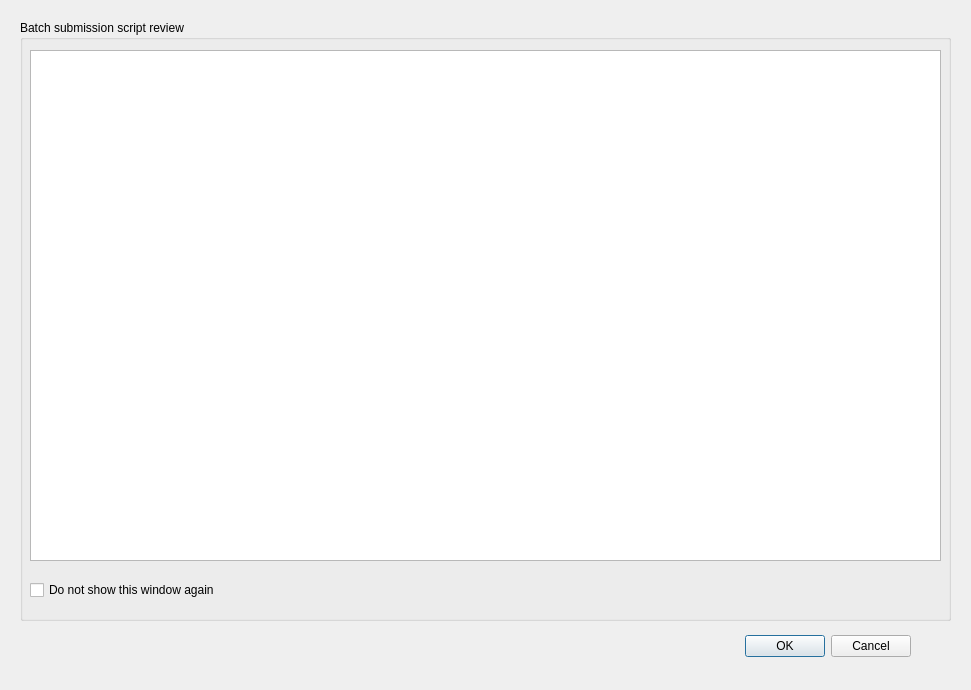
This is guifold/ui/queue_submit.ui in fmi-basel/GUIFold as Qt 5 draws it before an edit. The edited form follows.
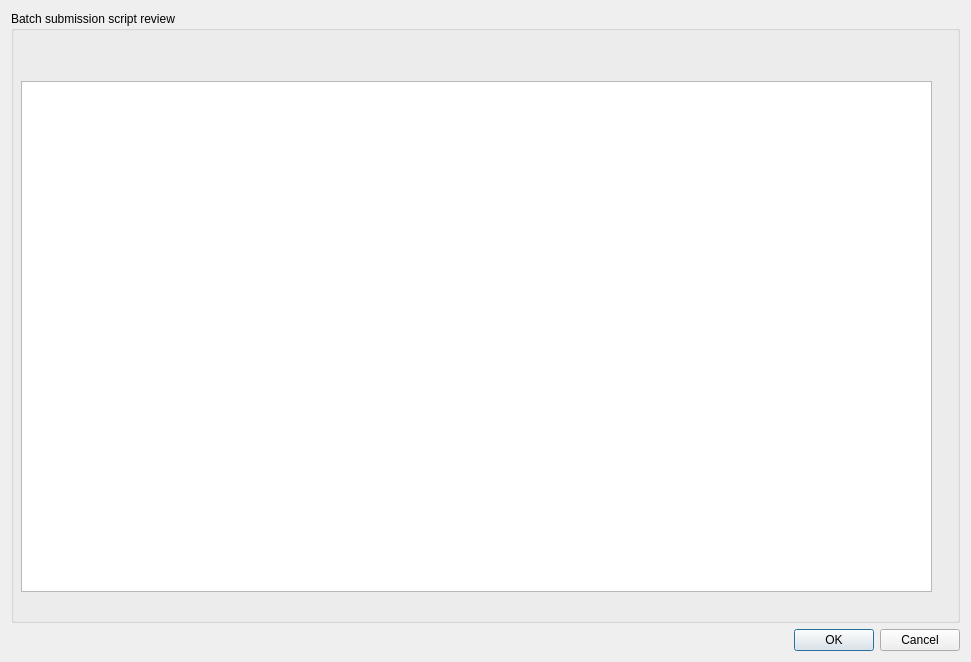
This is the edited form.

Commit message: 1. Merge pipeline control checkboxes into combobox. Merge corresponding database columns into single column. 2. Adjust UI of dialog windows 3. Add precomputed MSAs path to component table 4. Add "force update settings from global config" option 5. Minor fixes

Patch:
```diff
--- a/guifold/ui/queue_submit.ui
+++ b/guifold/ui/queue_submit.ui
@@ -7,37 +7,15 @@
     <x>0</x>
     <y>0</y>
     <width>971</width>
-    <height>690</height>
+    <height>662</height>
    </rect>
   </property>
   <property name="windowTitle">
    <string>Batch submission script review</string>
   </property>
-  <widget class="QDialogButtonBox" name="buttonBox">
-   <property name="geometry">
-    <rect>
-     <x>570</x>
-     <y>630</y>
-     <width>341</width>
-     <height>32</height>
-    </rect>
-   </property>
-   <property name="orientation">
-    <enum>Qt::Horizontal</enum>
-   </property>
-   <property name="standardButtons">
-    <set>QDialogButtonBox::Cancel|QDialogButtonBox::Ok</set>
-   </property>
-  </widget>
+  <layout class="QVBoxLayout" name="verticalLayout">
+   <item>
   <widget class="QGroupBox" name="groupBox">
-   <property name="geometry">
-    <rect>
-     <x>20</x>
-     <y>20</y>
-     <width>931</width>
-     <height>601</height>
-    </rect>
-   </property>
    <property name="title">
     <string>Batch submission script review</string>
    </property>
@@ -45,32 +23,38 @@
     <property name="geometry">
      <rect>
       <x>10</x>
-      <y>30</y>
+        <y>70</y>
       <width>911</width>
       <height>511</height>
      </rect>
     </property>
    </widget>
-   <widget class="QCheckBox" name="chk_settings_queue_submit_dialog">
+     <widget class="QLabel" name="lbl_job_type_description">
     <property name="geometry">
      <rect>
       <x>10</x>
-      <y>560</y>
-      <width>211</width>
-      <height>20</height>
-     </rect>
-    </property>
-    <property name="toolTip">
-     <string>Can be turned on/off in Settings dialog.</string>
-    </property>
-    <property name="statusTip">
-     <string>Can be turned on/off in Settings dialog.</string>
-    </property>
+        <y>30</y>
+        <width>901</width>
+        <height>16</height>
+       </rect>
+      </property>
     <property name="text">
-     <string>Do not show this window again</string>
+       <string/>
     </property>
    </widget>
   </widget>
+   </item>
+   <item>
+    <widget class="QDialogButtonBox" name="buttonBox">
+     <property name="orientation">
+      <enum>Qt::Horizontal</enum>
+     </property>
+     <property name="standardButtons">
+      <set>QDialogButtonBox::Cancel|QDialogButtonBox::Ok</set>
+     </property>
+    </widget>
+   </item>
+  </layout>
  </widget>
  <resources/>
  <connections>
```
Lines whose indentation alone changed are shown as unchanged. The commit also changes 20 other files.
